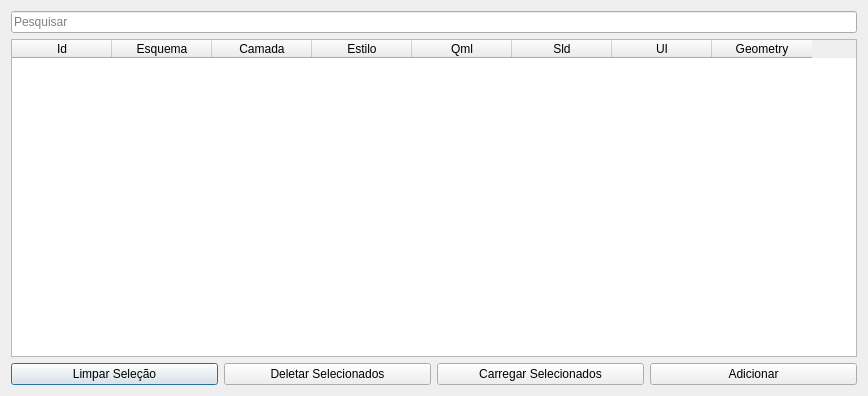
Qt form uis/managementStyles.ui (dsgoficial/SAP_Gerente) before a commit.
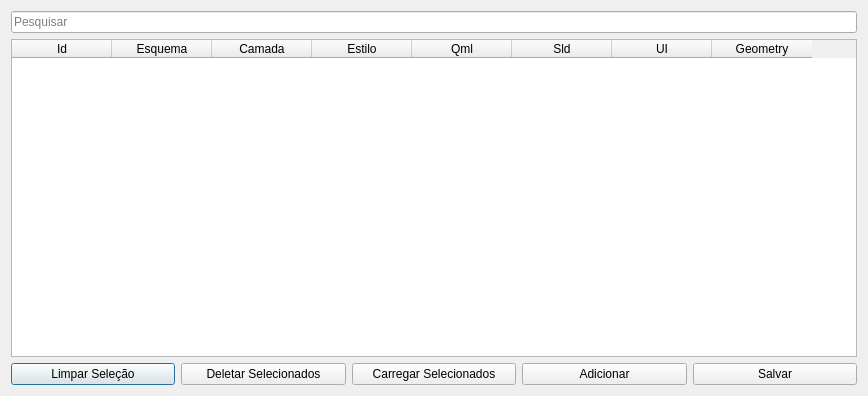
The same form after that commit.

What changed in the file:
```diff
--- a/uis/managementStyles.ui
+++ b/uis/managementStyles.ui
@@ -95,6 +95,13 @@
        </property>
       </widget>
      </item>
+     <item>
+      <widget class="QPushButton" name="saveBtn">
+       <property name="text">
+        <string>Salvar</string>
+       </property>
+      </widget>
+     </item>
     </layout>
    </item>
   </layout>
```
